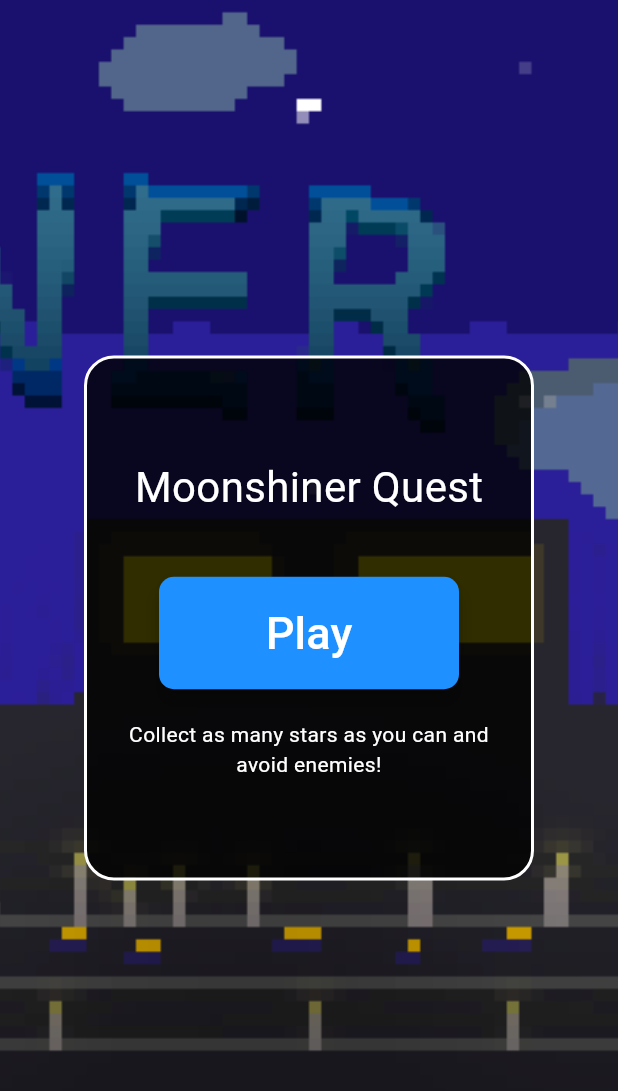
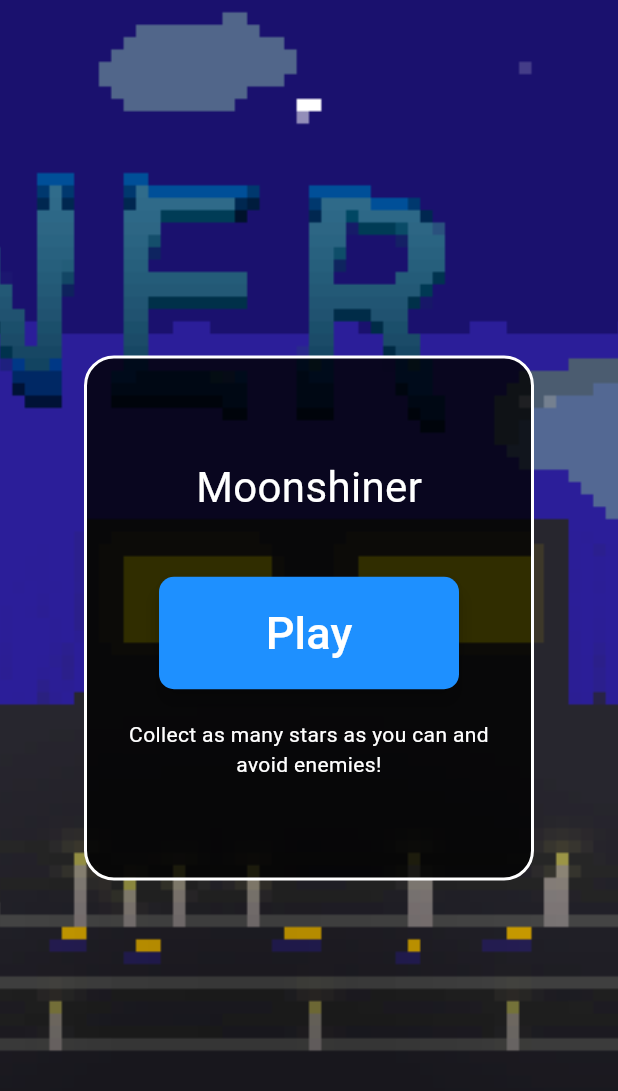
Before and after one commit to devpedrofurquim/moonshiner, a Flutter app: the MainMenu widget shown alone on an empty page, opened directly with empty values, after a tap on "Play", on a phone screen of 412 x 824 dp. Shown: the top 1091 px of the screen. Run offline on Flutter 3.47's test engine with Material 3 defaults, Android fonts, the phone set to English and light mode, and no system bars; our stand-ins replace google_fonts; missing offline and left inert: flame, flame_audio, flame_tiled.

Commit message:
Added Main Menu Music and Level's Music and Improved NPC walking system

```diff
--- a/lib/components/hud.dart
+++ b/lib/components/hud.dart
@@ -6,22 +6,63 @@ import 'package:flutter/material.dart';
 class HUDMessage extends Component {
   String message;
   Vector2 position;
+  TextStyle textStyle;
+  Color backgroundColor;
+  EdgeInsets padding;
+  BorderRadius borderRadius;
+  Duration fadeInDuration;
+  Duration fadeOutDuration;
 
-  HUDMessage({required this.message, required this.position});
+  HUDMessage({
+    required this.message,
+    required this.position,
+    this.textStyle = const TextStyle(color: Colors.white, fontSize: 20),
+    this.backgroundColor = Colors.black,
+    this.padding = const EdgeInsets.all(8),
+    this.borderRadius = const BorderRadius.all(Radius.circular(8)),
+    this.fadeInDuration = const Duration(milliseconds: 200),
+    this.fadeOutDuration = const Duration(milliseconds: 200),
+  });
 
   @override
   void render(Canvas canvas) {
     priority = 2;
-    final textStyle = TextStyle(color: Colors.white, fontSize: 20);
-    final textSpan = TextSpan(text: message, style: textStyle);
-    final textPainter = TextPainter(
-      text: textSpan,
-      textDirection: TextDirection.ltr,
+    final paint = Paint()..color = backgroundColor;
+    final rect = Rect.fromPoints(
+      position.toOffset() - Offset(padding.left, padding.top),
+      position.toOffset() +
+          Offset(
+            textPainter.width + padding.right,
+            textPainter.height + padding.bottom,
+          ),
     );
-    textPainter.layout();
+    canvas.drawRRect(
+      RRect.fromRectAndCorners(rect,
+          topLeft: borderRadius.topLeft,
+          topRight: borderRadius.topRight,
+          bottomLeft: borderRadius.bottomLeft,
+          bottomRight: borderRadius.bottomRight),
+      paint,
+    );
     textPainter.paint(canvas, position.toOffset());
   }
 
   @override
   void update(double dt) {}
+
+  TextPainter textPainter = TextPainter(
+    textDirection: TextDirection.ltr,
+  );
+
+  void updateTextPainter() {
+    final textSpan = TextSpan(text: message, style: textStyle);
+    textPainter.text = textSpan;
+    textPainter.layout();
+  }
+
+  @override
+  void onGameResize(Vector2 gameSize) {
+    super.onGameResize(gameSize);
+    updateTextPainter();
+  }
 }
--- a/lib/components/level.dart
+++ b/lib/components/level.dart
@@ -2,6 +2,7 @@ import 'dart:async';
 
 import 'package:flame/components.dart';
 import 'package:flame/game.dart';
+import 'package:flame_audio/flame_audio.dart';
 import 'package:flame_tiled/flame_tiled.dart';
 import 'package:flutter/cupertino.dart';
 import 'package:flutter/material.dart';
@@ -78,6 +79,7 @@ class Level extends World with HasGameRef<Moonshiner> {
             add(itemTip);
             break;
           case 'Enemy':
+            enemy.enemyCharacter = 'Ninja Frog';
             enemy.position = Vector2(spawnPoint.x, spawnPoint.y);
             add(enemy);
             break;
--- a/lib/components/main_menu.dart
+++ b/lib/components/main_menu.dart
@@ -1,13 +1,29 @@
 import 'package:flutter/material.dart';
-import 'package:google_fonts/google_fonts.dart'; // Import Google Fonts for custom fonts
+import 'package:google_fonts/google_fonts.dart';
+import 'package:moonshiner_game/moonshiner.dart';
+import 'package:flame_audio/flame_audio.dart';
 
-import 'package:moonshiner_game/moonshiner.dart';
-
-class MainMenu extends StatelessWidget {
-  // Reference to parent game.
+class MainMenu extends StatefulWidget {
   final Moonshiner game;
 
   const MainMenu({super.key, required this.game});
+
+  @override
+  _MainMenuState createState() => _MainMenuState();
+}
+
+class _MainMenuState extends State<MainMenu> {
+  @override
+  void initState() {
+    super.initState();
+    FlameAudio.bgm.play('main_menu_music.mp3', volume: 1.0);
+  }
+
+  @override
+  void dispose() {
+    FlameAudio.bgm.stop();
+    super.dispose();
+  }
 
   @override
   Widget build(BuildContext context) {
@@ -47,7 +63,7 @@ class MainMenu extends StatelessWidget {
                 mainAxisAlignment: MainAxisAlignment.center,
                 children: [
                   Text(
-                    'Moonshiner Quest',
+                    'Moonshiner',
                     style: GoogleFonts.pirataOne(
                       // Custom font
                       textStyle: const TextStyle(
@@ -62,7 +78,11 @@ class MainMenu extends StatelessWidget {
                     height: 75,
                     child: ElevatedButton(
                       onPressed: () {
-                        game.overlays.remove('MainMenu');
+                        // Stop the main menu music
+                        FlameAudio.bgm.stop();
+                        // Transition to level-01 and play the new game music
+                        widget.game.overlays.remove('MainMenu');
+                        widget.game.playBackgroundMusicForLevel('Level-01');
                       },
                       style: ElevatedButton.styleFrom(
                         backgroundColor: buttonColor,
@@ -81,10 +101,10 @@ class MainMenu extends StatelessWidget {
                     ),
                   ),
                   const SizedBox(height: 20),
-                  Text(
+                  const Text(
                     '''Collect as many stars as you can and avoid enemies!''',
                     textAlign: TextAlign.center,
-                    style: const TextStyle(
+                    style: TextStyle(
                       color: whiteTextColor,
                       fontSize: 14,
                     ),
--- a/lib/moonshiner.dart
+++ b/lib/moonshiner.dart
@@ -4,6 +4,7 @@ import 'package:flame/collisions.dart';
 import 'package:flame/components.dart';
 import 'package:flame/events.dart';
 import 'package:flame/game.dart';
+import 'package:flame_audio/flame_audio.dart';
 import 'package:flutter/cupertino.dart';
 import 'package:moonshiner_game/components/level.dart';
 import 'package:moonshiner_game/components/player.dart';
@@ -46,15 +47,30 @@ class Moonshiner extends FlameGame
       addJoyStick();
     }
 
-    hudMessage = HUDMessage(
-      // Create HUDMessage instance
-      message: '', // Set the message
-      position: Vector2(
-          100, 100), // Set the position where you want to display the message
-    );
-    add(hudMessage); // Add the HUDMessage component to the game
+    return super.onLoad();
+  }
 
-    return super.onLoad();
+  void playBackgroundMusicForLevel(String levelName) {
+    // Stop any currently playing music
+    FlameAudio.bgm.stop();
+
+    // Determine which music to play based on the level
+    String musicFileName;
+    switch (levelName) {
+      case 'Level-01':
+        musicFileName = 'the_farewell_ost.wav';
+        break;
+      case 'Level-02':
+        musicFileName = 'moonshine_ost.mp3';
+        break;
+      // Add cases for other levels as needed
+      default:
+        musicFileName = 'default_music.mp3';
+        break;
+    }
+
+    // Play the background music for the level
+    FlameAudio.bgm.play(musicFileName, volume: 1.0);
   }
 
   @override
```
Also changed, not shown: lib/components/enemy.dart (+33 -2 lines), pubspec.yaml (+5 -2 lines), pubspec.lock, 3 other files.
